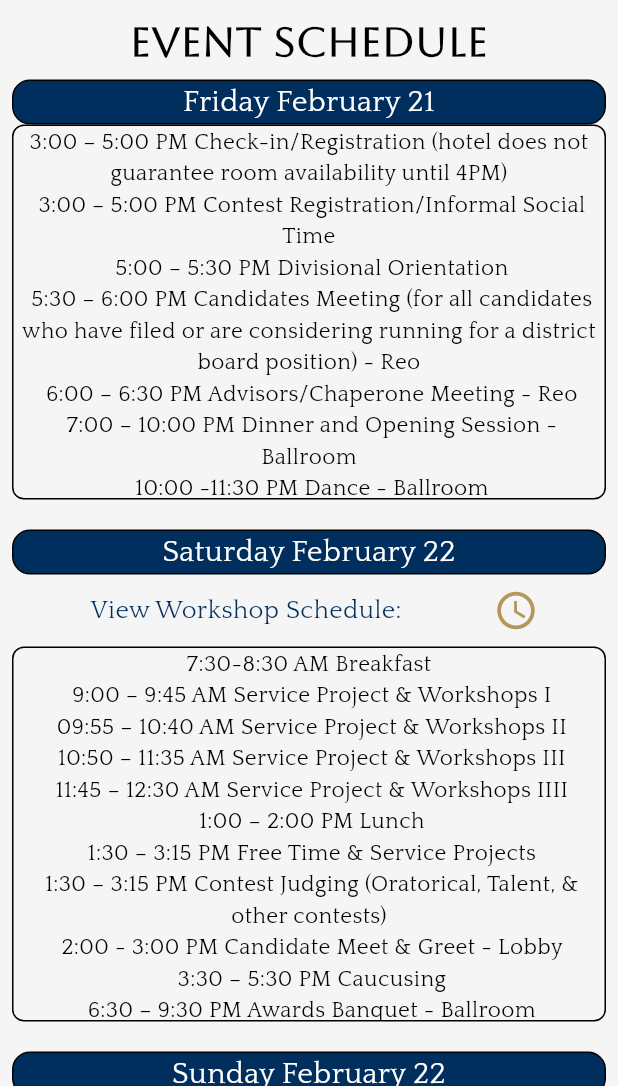
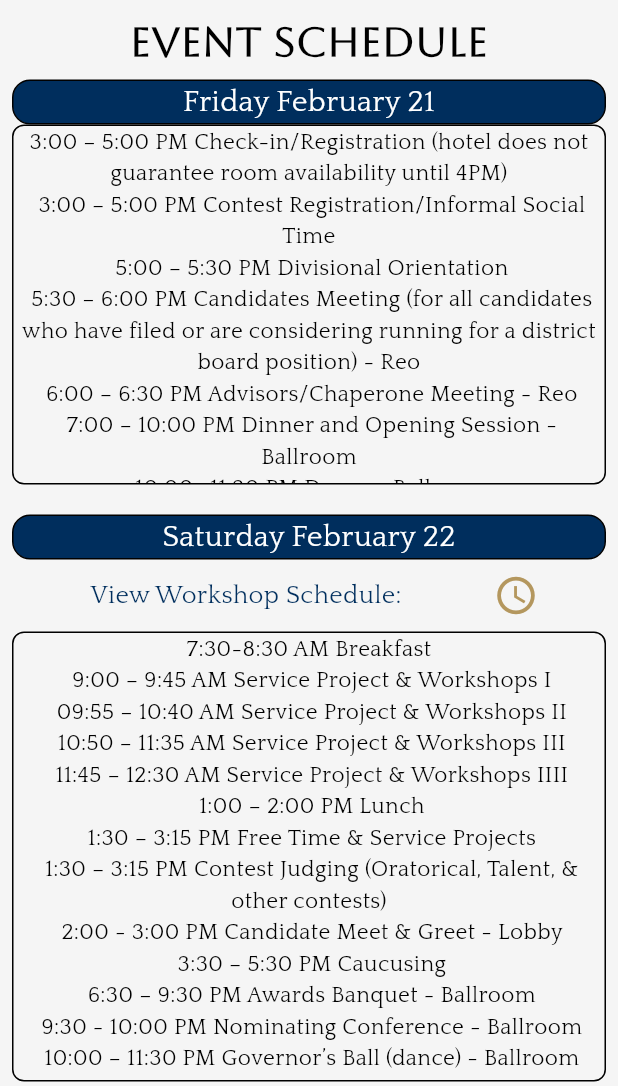
Before and after one commit to Kami1230/mdkci_slc_2025, a Flutter app: the EventSchedule screen opened directly, on a phone screen of 412 x 824 dp, the part 150-1236 px from its top. Run offline on Flutter 3.47's test engine with Material 3 defaults, Android fonts, the phone set to English and light mode, and no system bars.

Commit message:
updating packages

```diff
--- a/lib/pages/EventSchedule.dart
+++ b/lib/pages/EventSchedule.dart
@@ -142,7 +142,7 @@ class _EventScheduleState extends State<EventSchedule> {
                   ),
                   Container(
                       width: availableScreenWidth,
-                      height: 250,
+                      height: 240,
                       decoration: BoxDecoration(border: Border.all(), borderRadius: BorderRadius.circular(8)),
                       child: Text(
                           '3:00 – 5:00 PM Check-in/Registration (hotel does not guarantee room availability until 4PM) \n 3:00 – 5:00 PM Contest Registration/Informal Social Time \n 5:00 – 5:30 PM Divisional Orientation \n 5:30 – 6:00 PM Candidates Meeting (for all candidates who have filed or are considering running for a district board position) - Reo \n 6:00 – 6:30 PM Advisors/Chaperone Meeting - Reo \n 7:00 – 10:00 PM Dinner and Opening Session - Ballroom \n 10:00 -11:30 PM Dance - Ballroom \n 12:00-1:00 AM Circle K Senior Night (Seniors Only!) \n 12:00 – 6:00 AM Curfew',
@@ -204,7 +204,7 @@ class _EventScheduleState extends State<EventSchedule> {
                   ),
                   Container(
                       width: availableScreenWidth,
-                      height: 250,
+                      height: 300,
                       decoration: BoxDecoration(border: Border.all(), borderRadius: BorderRadius.circular(8)),
                       child: Text(
                           '7:30-8:30 AM Breakfast \n 9:00 – 9:45 AM Service Project & Workshops I \n 09:55 – 10:40 AM Service Project & Workshops II \n 10:50 – 11:35 AM Service Project & Workshops III \n 11:45 – 12:30 AM Service Project & Workshops IIII \n 1:00 – 2:00 PM Lunch \n 1:30 – 3:15 PM Free Time & Service Projects \n 1:30 – 3:15 PM Contest Judging (Oratorical, Talent, & other contests) \n 2:00 - 3:00 PM Candidate Meet & Greet - Lobby \n 3:30 – 5:30 PM Caucusing \n 6:30 – 9:30 PM Awards Banquet - Ballroom \n 9:30 - 10:00 PM Nominating Conference - Ballroom \n 10:00 – 11:30 PM Governor’s Ball (dance) - Ballroom \n 12:00 – 6:00 AM Curfew',
@@ -235,7 +235,7 @@ class _EventScheduleState extends State<EventSchedule> {
                   ),
                   Container(
                       width: availableScreenWidth,
-                      height: 70,
+                      height: 120,
                       decoration: BoxDecoration(border: Border.all(), borderRadius: BorderRadius.circular(8)),
                       child: Text(
                           '7:45 - 8:15 Non-Denominational Service - Ballroom E \n 8:30 – 10:00 AM House of Delegates - Ballroom E/F \n 10:30 – 1:00 PM Governor’s Farewell Brunch - Ballroom A-F \n 12:00 Noon Check out \n 1:30 – 2:30 PM 2024-2025 & 2025-2026 Joint Board Meeting',
```
